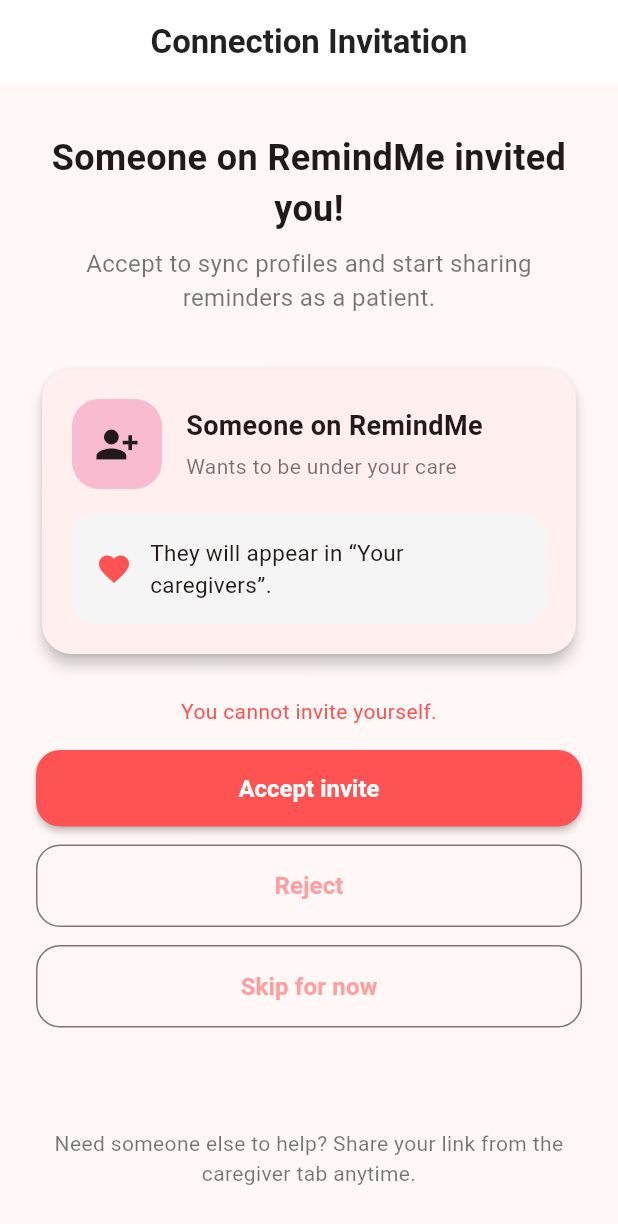
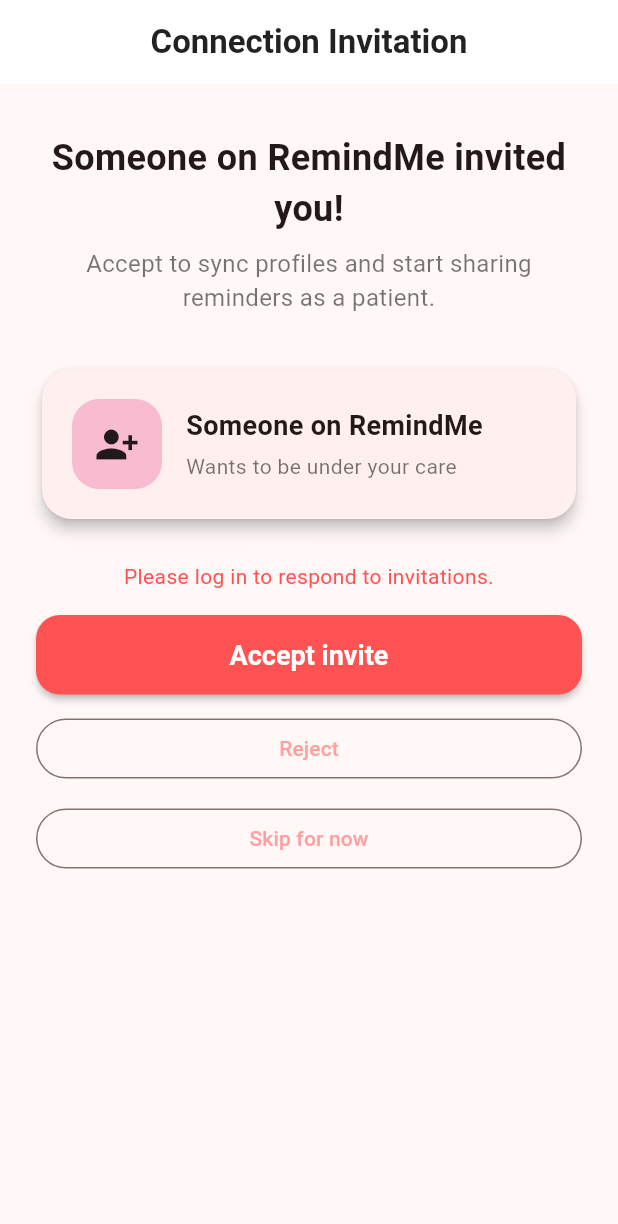
Before and after one commit to Neerume/RemindMe-Medicine-Reminder-, a Flutter app: the InviteScreen screen opened directly with empty values, after a tap on "Accept invite", on a phone screen of 412 x 824 dp. Shown: the top 1224 px of the screen. Run offline on Flutter 3.47's test engine with Material 3 defaults, Android fonts, the phone set to English and light mode, and no system bars; our stand-ins replace app_links, audioplayers, firebase_auth, firebase_core, flutter_local_notifications, flutter_timezone and 6 more; missing offline and left inert: gal; accounts and stored records are empty.

Commit message:
Updated alarm, invite screen, services, API, and controllers

```diff
--- a/lib/View/invite_Screen.dart
+++ b/lib/View/invite_Screen.dart
@@ -1,9 +1,12 @@
 import 'package:flutter/material.dart';
 
+// Service Imports (Go up one folder '..', then into 'services')
 import '../services/relationship_service.dart';
 import '../services/user_data_service.dart';
 import '../services/invite_notification_service.dart';
 import '../Model/invite_info.dart';
+
+// View Imports (Same folder, so no '..')
 import 'dashboard_screen.dart';
 import 'caregiver_screen.dart';
 
@@ -30,12 +33,12 @@
   Future<void> _respondInvite(String action) async {
     final userId = await UserDataService.getUserId();
 
-    if (userId == null) {
+    if (userId == null || userId.isEmpty) {
       setState(() => _error = 'Please log in to respond to invitations.');
       return;
     }
 
-    if (userId == widget.inviterId) {
+    if (userId.trim() == widget.inviterId.trim()) {
       setState(() => _error = 'You cannot invite yourself.');
       return;
     }
@@ -46,11 +49,10 @@
     });
 
     try {
-      // Call API to save response
       final message = await RelationshipService.respondToInvite(
-        inviterId: widget.inviterId,
-        inviteeId: userId,
-        type: widget.role,
+        inviterId: widget.inviterId.trim(),
+        inviteeId: userId.trim(),
+        type: widget.role.trim(),
         action: action,
       );
 
@@ -59,43 +61,39 @@
       ScaffoldMessenger.of(context)
           .showSnackBar(SnackBar(content: Text(message)));
 
-      // Remove from pending invites
       await InviteNotificationService.removePendingInvite(
         widget.inviterId,
         widget.role,
       );
 
-      // Clear invite info
       await UserDataService.clearInviteInfo();
 
       if (!mounted) return;
 
       if (action == 'accept') {
-        // Mark new connection as synced
         await UserDataService.markNewConnectionSynced();
-
-        // Navigate to CaregiverScreen
+        // Go to Caregiver Screen
         Navigator.of(context).pushAndRemoveUntil(
           MaterialPageRoute(builder: (_) => const CaregiverScreen()),
-              (_) => false,
+          (_) => false,
         );
       } else {
-        // Reject -> Navigate to Dashboard
+        // Go to Dashboard
         Navigator.of(context).pushAndRemoveUntil(
-          MaterialPageRoute(builder: (_) => const DashboardScreen(initialIndex: 0)),
-              (_) => false,
+          MaterialPageRoute(
+              builder: (_) => const DashboardScreen(initialIndex: 0)),
+          (_) => false,
         );
       }
     } catch (e) {
       print("Invite Error: $e");
-      setState(() => _error = 'Connection failed. Check internet or permissions.');
+      setState(() => _error = 'Failed: $e');
     } finally {
       if (mounted) setState(() => _isProcessing = false);
     }
   }
 
   Future<void> _skipInvite() async {
-    // Save invite to pending invites for later
     await InviteNotificationService.addPendingInvite(
       InviteInfo(
         inviterId: widget.inviterId,
@@ -104,14 +102,13 @@
       ),
     );
 
-    // Clear current invite info
     await UserDataService.clearInviteInfo();
 
     if (!mounted) return;
 
     Navigator.of(context).pushAndRemoveUntil(
       MaterialPageRoute(builder: (_) => const DashboardScreen(initialIndex: 0)),
-          (_) => false,
+      (_) => false,
     );
   }
 
@@ -137,7 +134,8 @@
             children: [
               Text(
                 '$inviterDisplayName invited you!',
-                style: const TextStyle(fontSize: 24, fontWeight: FontWeight.bold),
+                style:
+                    const TextStyle(fontSize: 24, fontWeight: FontWeight.bold),
                 textAlign: TextAlign.center,
               ),
               const SizedBox(height: 8),
@@ -149,7 +147,8 @@
               const SizedBox(height: 32),
               Card(
                 elevation: 4,
-                shape: RoundedRectangleBorder(borderRadius: BorderRadius.circular(20)),
+                shape: RoundedRectangleBorder(
+                    borderRadius: BorderRadius.circular(20)),
                 child: Padding(
                   padding: const EdgeInsets.all(20),
                   child: Column(
@@ -173,7 +172,9 @@
                               children: [
                                 Text(
                                   inviterDisplayName,
-                                  style: const TextStyle(fontSize: 18, fontWeight: FontWeight.w600),
+                                  style: const TextStyle(
+                                      fontSize: 18,
+                                      fontWeight: FontWeight.w600),
                                 ),
                                 const SizedBox(height: 4),
                                 Text(
@@ -186,31 +187,6 @@
                             ),
                           ),
                         ],
-                      ),
-                      const SizedBox(height: 16),
-                      Container(
-                        padding: const EdgeInsets.all(16),
-                        decoration: BoxDecoration(
-                          color: Colors.grey[100],
-                          borderRadius: BorderRadius.circular(16),
-                        ),
-                        child: Row(
-                          children: [
-                            Icon(
-                              isCaregiverInvite ? Icons.medical_services : Icons.favorite,
-                              color: Colors.redAccent,
-                            ),
-                            const SizedBox(width: 12),
-                            Expanded(
-                              child: Text(
-                                isCaregiverInvite
-                                    ? 'You will appear under “People you care for”.'
-                                    : 'They will appear in “Your caregivers”.',
-                                style: const TextStyle(fontSize: 15),
-                              ),
-                            ),
-                          ],
-                        ),
                       ),
                     ],
                   ),
@@ -227,44 +203,27 @@
                   ),
                 ),
               ElevatedButton(
-                onPressed: _isProcessing ? null : () => _respondInvite('accept'),
+                onPressed:
+                    _isProcessing ? null : () => _respondInvite('accept'),
                 style: ElevatedButton.styleFrom(
                   backgroundColor: Colors.redAccent,
                   foregroundColor: Colors.white,
                   padding: const EdgeInsets.symmetric(vertical: 16),
-                  shape: RoundedRectangleBorder(borderRadius: BorderRadius.circular(16)),
                 ),
                 child: _isProcessing
-                    ? const SizedBox(
-                  height: 20,
-                  width: 20,
-                  child: CircularProgressIndicator(strokeWidth: 2, color: Colors.white),
-                )
-                    : const Text('Accept invite', style: TextStyle(fontSize: 16, fontWeight: FontWeight.bold)),
+                    ? const CircularProgressIndicator(color: Colors.white)
+                    : const Text('Accept invite'),
               ),
               const SizedBox(height: 12),
               OutlinedButton(
-                onPressed: _isProcessing ? null : () => _respondInvite('reject'),
-                style: OutlinedButton.styleFrom(
-                  padding: const EdgeInsets.symmetric(vertical: 16),
-                  shape: RoundedRectangleBorder(borderRadius: BorderRadius.circular(16)),
-                ),
-                child: const Text('Reject', style: TextStyle(fontSize: 16, fontWeight: FontWeight.w600)),
+                onPressed:
+                    _isProcessing ? null : () => _respondInvite('reject'),
+                child: const Text('Reject'),
               ),
               const SizedBox(height: 12),
               OutlinedButton(
                 onPressed: _isProcessing ? null : _skipInvite,
-                style: OutlinedButton.styleFrom(
-                  padding: const EdgeInsets.symmetric(vertical: 16),
-                  shape: RoundedRectangleBorder(borderRadius: BorderRadius.circular(16)),
-                ),
-                child: const Text('Skip for now', style: TextStyle(fontSize: 16, fontWeight: FontWeight.w600)),
-              ),
-              const Spacer(),
-              const Text(
-                'Need someone else to help? Share your link from the caregiver tab anytime.',
-                textAlign: TextAlign.center,
-                style: TextStyle(color: Colors.black54),
+                child: const Text('Skip for now'),
               ),
             ],
           ),
--- a/lib/config/api.dart
+++ b/lib/config/api.dart
@@ -2,30 +2,34 @@
   // ✅ YOUR RENDER BACKEND URL
   static const String baseUrl = "https://remindme-backend-x1qd.onrender.com";
 
+  // Auth endpoints
   static const String sendOtp = "$baseUrl/api/auth/sendotp";
   static const String verifyOtp = "$baseUrl/api/auth/verifyotp";
   static const String login = "$baseUrl/api/auth/login";
   static const String getProfile = "$baseUrl/api/auth/profile";
   static const String updateProfile = "$baseUrl/api/auth/update";
 
+  // Medicine endpoints
   static const String addMedicine = "$baseUrl/api/medicine/addMedicine";
   static const String viewMedicine = "$baseUrl/api/medicine/getMedicine";
   static const String updateMedicine = "$baseUrl/api/medicine/updateMedicine";
   static const String deleteMedicine = "$baseUrl/api/medicine/deleteMedicine";
 
+  // Relationship endpoints
   static const String inviteCaregiver =
       "$baseUrl/api/relationship/invite/caregiver";
   static const String invitePatient =
       "$baseUrl/api/relationship/invite/patient";
   static const String addRelationship = "$baseUrl/api/relationship/addrelation";
 
-  static const String respondToInvite =
-      "$baseUrl/api/relationship/respond-invite";
+  // ✅ THIS EXACT NAME MUST MATCH THE SERVICE FILE
+  static const String respondInvite = "$baseUrl/api/relationship/respond";
 
   static const String getCaregivers = "$baseUrl/api/relationship/caregivers";
   static const String getPatients = "$baseUrl/api/relationship/patients";
   static const String deleteRelation = "$baseUrl/api/relationship/delete";
 
+  // Log endpoints
   static const String logAction = "$baseUrl/api/medicine/action";
   static const String getReport = "$baseUrl/api/medicine/report";
 }
--- a/lib/services/user_data_service.dart
+++ b/lib/services/user_data_service.dart
@@ -26,7 +26,8 @@
   }
 
   // ---------------- User Data ----------------
-  static Future<void> saveUserData({required String phone, required String username}) async {
+  static Future<void> saveUserData(
+      {required String phone, required String username}) async {
     final prefs = await SharedPreferences.getInstance();
     await prefs.setString(_keyPhone, phone);
     await prefs.setString(_keyUsername, username);
```
Also changed, not shown: lib/Controller/medicineController.dart (+65 -0 lines), lib/View/alarm_screen.dart (+162 -109 lines), lib/services/notification_service.dart (+50 -33 lines), lib/services/refill_alert_service.dart (+35 -41 lines), lib/services/relationship_service.dart (+22 -19 lines). Lines whose indentation alone changed are shown as unchanged.
